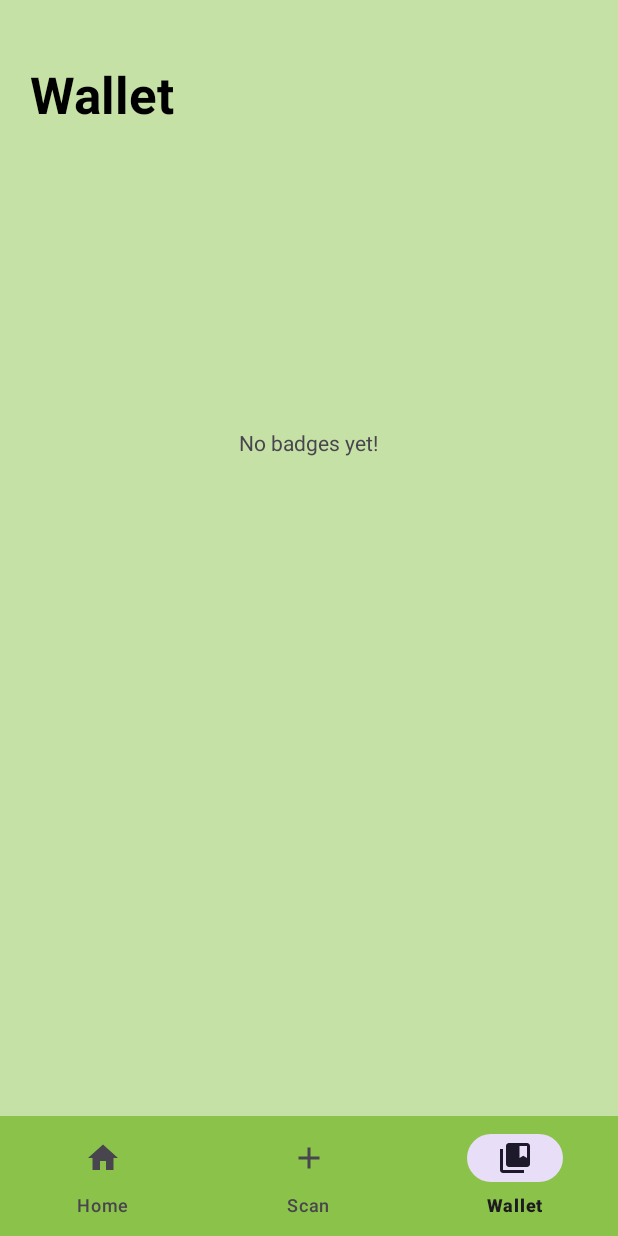
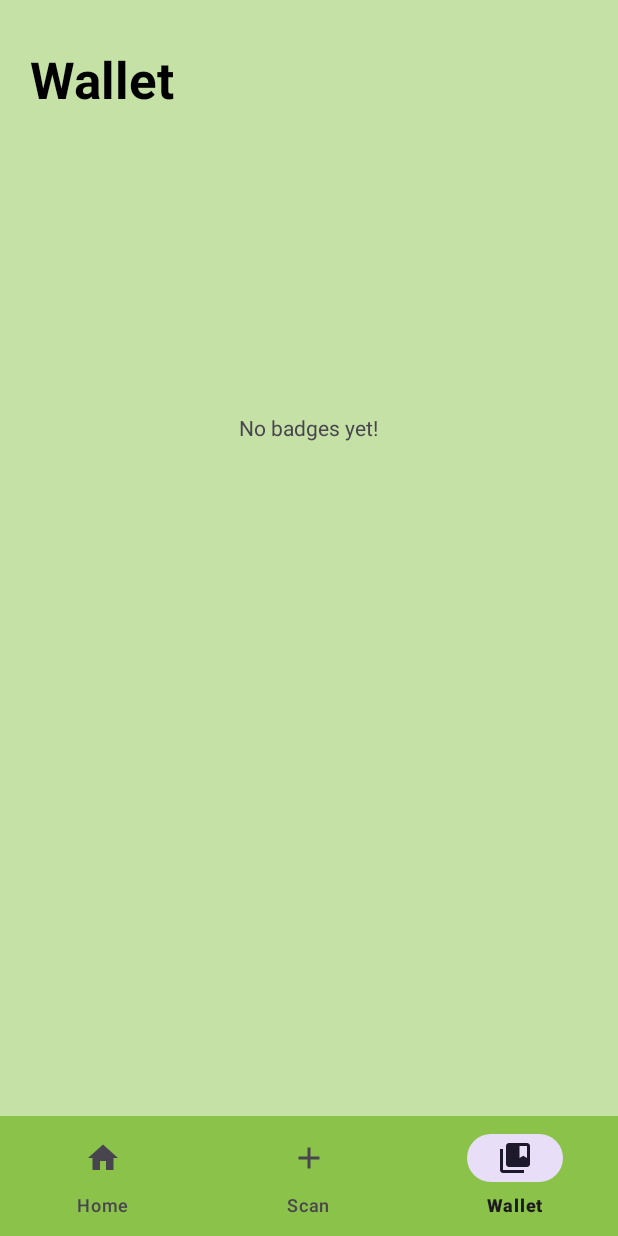
Before and after one commit to Harry55494/Hikers-Challenge, an Android app: the screen it shows after launch (MainActivity), item 3 of the bottom bar chosen, on a phone screen of 412 x 824 dp. Run offline under Robolectric (Android 15) with nearby library versions, the light colour scheme and no system bars; our stand-ins replace navigation-ui; libraries missing offline, so code that uses them is left out: androidx.camera.core, androidx.camera.lifecycle, com.google.mlkit.vision, org.chromium.net.

Commit message:
Small changes including share intent, image picking and others

```diff
--- a/app/src/main/AndroidManifest.xml
+++ b/app/src/main/AndroidManifest.xml
@@ -20,7 +20,9 @@
         android:usesCleartextTraffic="true">
         <activity
             android:name=".MainActivity"
-            android:exported="true">
+            android:exported="true"
+            android:screenOrientation="portrait"
+            android:configChanges="orientation|keyboardHidden">
             <intent-filter>
                 <action android:name="android.intent.action.MAIN" />
                 <category android:name="android.intent.category.LAUNCHER" />
--- a/app/src/main/java/com/example/hikerschallenge/CameraFragment.kt
+++ b/app/src/main/java/com/example/hikerschallenge/CameraFragment.kt
@@ -32,6 +32,7 @@ class CameraFragment() : Fragment() {
     private lateinit var barcodeScanner: BarcodeScanner
     private val tag = "CameraFragment"
     private val badgesViewModel by activityViewModels<BadgesViewModel>()
+    private var threadRunning = false
 
     override fun onCreateView(
         inflater: LayoutInflater,
@@ -116,15 +117,29 @@ class CameraFragment() : Fragment() {
                 }, ContextCompat.getMainExecutor(requireContext()))
                 Log.i(tag, "Camera paused")*/
                 if (barcodes.result.isEmpty()){
-                    //badgesViewModel.qrvalue = MutableLiveData("")
+                    // set timeout on another thread coroutine to set the value to "" after 1 second
+                    if (!threadRunning){
+                        threadRunning = true
+                        val timeoutThread = Thread {
+                            Thread.sleep(1000)
+                            if (barcodes.result.isEmpty()){
+                                badgesViewModel.qrvalue.postValue("")
+                            }
+                            threadRunning = false
+                        }
+                        timeoutThread.start()
+                    }
+
                 }
 
             }
     }
 
     override fun onDestroy() {
+        cameraExecutor.shutdown()
+        badgesViewModel.qrvalue.postValue("")
         super.onDestroy()
-        cameraExecutor.shutdown()
+
     }
 
 }
--- a/app/src/main/java/com/example/hikerschallenge/HomeFragment.kt
+++ b/app/src/main/java/com/example/hikerschallenge/HomeFragment.kt
@@ -2,17 +2,25 @@ package com.example.hikerschallenge
 
 import android.Manifest
 import android.content.pm.PackageManager
+import android.graphics.drawable.Drawable
 import android.location.Location
+import android.net.Uri
 import android.os.Bundle
 import android.util.Log
 import android.view.LayoutInflater
 import android.view.View
 import android.view.ViewGroup
+import androidx.activity.result.PickVisualMediaRequest
+import androidx.activity.result.contract.ActivityResultContracts
 import androidx.core.app.ActivityCompat
 import androidx.fragment.app.Fragment
 import androidx.fragment.app.activityViewModels
 import androidx.recyclerview.widget.LinearLayoutManager
 import androidx.recyclerview.widget.RecyclerView
+import com.google.android.gms.location.CurrentLocationRequest
+import com.google.android.gms.location.LocationCallback
+import com.google.android.gms.location.LocationRequest
+import com.google.android.gms.location.LocationResult
 import com.google.android.gms.location.LocationServices
 import org.chromium.net.CronetEngine
 import java.util.concurrent.Executors
@@ -28,9 +36,19 @@ private const val ARG_PARAM1 = "badge_model"
 class HomeFragment : Fragment() {
     private val tag = "HomeFragment"
     private val badgesViewModel by activityViewModels<BadgesViewModel>()
+    private val pickMedia = registerForActivityResult(ActivityResultContracts.PickVisualMedia()) { uri ->
+        if (uri != null) {
+            Log.i("PhotoPicker", "Selected URI: $uri")
+            badgesViewModel.homeImage = uri
+            updateImage()
+        } else {
+            Log.i("PhotoPicker", "No media selected")
+        }
+    }
 
     override fun onCreate(savedInstanceState: Bundle?) {
         super.onCreate(savedInstanceState)
+
         Log.i(tag, "onCreate() run")
     }
 
@@ -51,17 +69,26 @@ class HomeFragment : Fragment() {
             Log.i(tag, "Location permission not granted")
         } else {
             Log.i(tag, "Location permission granted, submitting request for location")
+
             val fusedLocationClient = LocationServices.getFusedLocationProviderClient(requireActivity())
-            fusedLocationClient.lastLocation
-                .addOnSuccessListener { location : Location? ->
-                    if (location != null) {
+
+            val mLocationRequest = LocationRequest.create()
+                .setPriority(LocationRequest.PRIORITY_HIGH_ACCURACY)
+                .setInterval(30 * 1000)
+                .setFastestInterval(5 * 1000);
+
+            fusedLocationClient.requestLocationUpdates(mLocationRequest, object : LocationCallback() {
+                override fun onLocationResult(locationResult: LocationResult) {
+                    val locationList = locationResult.locations
+                    if (locationList.isNotEmpty()) {
+                        val location = locationList.last()
                         Log.i(tag, "Location found")
                         Log.i(tag, "Location: ${location.latitude}, ${location.longitude}")
 
                         val myBuilder = CronetEngine.Builder(requireActivity())
                         val cronetEngine = myBuilder.build()
                         val executor = Executors.newSingleThreadExecutor()
-                        val requestCallback = URLRequestCallback(this.badgesViewModel)
+                        val requestCallback = URLRequestCallback(badgesViewModel)
 
                         val requestBuilder = cronetEngine.newUrlRequestBuilder(
                             "https://api.openweathermap.org/data/2.5/weather?lat=${location.latitude}&lon=${location.longitude}&appid=732af6bb744b0c60aa2041cd423fbe50&units=metric",
@@ -70,11 +97,9 @@ class HomeFragment : Fragment() {
                         )
                         val request = requestBuilder.build()
                         request.start()
-
-                    } else {
-                        Log.i(tag, "Location not found")
                     }
                 }
+            }, null)
 
         }
 
@@ -104,13 +129,27 @@ class HomeFragment : Fragment() {
 
         val photoCard = view.findViewById<androidx.cardview.widget.CardView>(R.id.cardview)
         photoCard.setOnLongClickListener { view ->
-            val alertDialog = AlertDialog(this.requireContext())
-            alertDialog.showAlert("Photo", "This is a photo of a mountain!")
+
+            pickMedia.launch(PickVisualMediaRequest(ActivityResultContracts.PickVisualMedia.ImageOnly))
+
             true }
-
 
         Log.i(tag, "onCreateView() run")
         return view
+    }
+
+    private fun updateImage(){
+        val imageView = view?.findViewById<androidx.appcompat.widget.AppCompatImageView>(R.id.imageView)
+        var URI = badgesViewModel.homeImage ?: return
+        URI = Uri.parse(URI.toString())
+        try {
+            val inputStream = requireActivity().contentResolver.openInputStream(URI)
+            val drawable = Drawable.createFromStream(inputStream, URI.toString())
+            imageView?.setImageDrawable(drawable)
+            Log.i("PhotoPicker", "Image updated")
+        } catch (e: Exception){
+            Log.e("PhotoPicker", "Error: $e")
+        }
     }
 
     companion object {
--- a/app/src/main/java/com/example/hikerschallenge/MainActivity.kt
+++ b/app/src/main/java/com/example/hikerschallenge/MainActivity.kt
@@ -22,19 +22,6 @@ class MainActivity : AppCompatActivity() {
         val viewModelFactory = BadgesViewModelFactory(badgesModel, this)
         val badgesViewModel = ViewModelProvider(this, viewModelFactory).get(BadgesViewModel::class.java)
 
-        val requestPermissionLauncher = registerForActivityResult(ActivityResultContracts.RequestPermission()) {
-            isGranted: Boolean ->
-            if (isGranted) {
-                badgesViewModel.locationPermissionGranted = true
-                Log.i(tag, "Location permission granted")
-            } else {
-                Log.i(tag, "Location permission denied")
-            }
-        }
-
-        requestPermissionLauncher.launch(android.Manifest.permission.ACCESS_COARSE_LOCATION)
-        requestPermissionLauncher.launch(android.Manifest.permission.ACCESS_FINE_LOCATION)
-
         val activityResultLauncher = registerForActivityResult(
             ActivityResultContracts.RequestMultiplePermissions()) { permissions ->
             permissions.entries.forEach {
@@ -42,7 +29,7 @@ class MainActivity : AppCompatActivity() {
             }
         }
 
-        activityResultLauncher.launch(arrayOf(android.Manifest.permission.ACCESS_COARSE_LOCATION,
+        activityResultLauncher.launch(arrayOf(
             android.Manifest.permission.ACCESS_FINE_LOCATION,
             android.Manifest.permission.CAMERA))
 
--- a/app/src/main/java/com/example/hikerschallenge/ViewModel.kt
+++ b/app/src/main/java/com/example/hikerschallenge/ViewModel.kt
@@ -1,6 +1,7 @@
 package com.example.hikerschallenge
 import android.annotation.SuppressLint
 import android.content.Context
+import android.net.Uri
 import androidx.lifecycle.LiveData
 import androidx.lifecycle.MutableLiveData
 import androidx.lifecycle.ViewModel
@@ -14,6 +15,7 @@ class BadgesViewModel(@SuppressLint("StaticFieldLeak") private val context: Cont
     var weatherData: Array<String> = arrayOf("", "")
     var weatherDataLive: MutableLiveData<Array<String>> = MutableLiveData(weatherData)
     var qrvalue: MutableLiveData<String> = MutableLiveData("")
+    var homeImage: Uri? = null
 
 }
 
--- /dev/null
+++ b/app/src/main/res/drawable/baseline_share_24.xml
@@ -0,0 +1,5 @@
+<vector android:height="24dp" android:tint="#000000"
+    android:viewportHeight="24" android:viewportWidth="24"
+    android:width="24dp" xmlns:android="http://schemas.android.com/apk/res/android">
+    <path android:fillColor="@android:color/white" android:pathData="M18,16.08c-0.76,0 -1.44,0.3 -1.96,0.77L8.91,12.7c0.05,-0.23 0.09,-0.46 0.09,-0.7s-0.04,-0.47 -0.09,-0.7l7.05,-4.11c0.54,0.5 1.25,0.81 2.04,0.81 1.66,0 3,-1.34 3,-3s-1.34,-3 -3,-3 -3,1.34 -3,3c0,0.24 0.04,0.47 0.09,0.7L8.04,9.81C7.5,9.31 6.79,9 6,9c-1.66,0 -3,1.34 -3,3s1.34,3 3,3c0.79,0 1.5,-0.31 2.04,-0.81l7.12,4.16c-0.05,0.21 -0.08,0.43 -0.08,0.65 0,1.61 1.31,2.92 2.92,2.92 1.61,0 2.92,-1.31 2.92,-2.92s-1.31,-2.92 -2.92,-2.92z"/>
+</vector>
--- a/app/src/main/res/layout/fragment_wallet.xml
+++ b/app/src/main/res/layout/fragment_wallet.xml
@@ -9,7 +9,7 @@
     <TextView
         android:layout_width="match_parent"
         android:layout_height="wrap_content"
-        android:paddingTop="20dp"
+        android:paddingTop="10dp"
         android:text="@string/wallet_fragment_title"
         android:textStyle="bold"
         android:textSize="34sp"
--- a/app/src/main/res/menu/badge_row_menu.xml
+++ b/app/src/main/res/menu/badge_row_menu.xml
@@ -1,9 +1,15 @@
 <?xml version="1.0" encoding="utf-8"?>
 <menu xmlns:android="http://schemas.android.com/apk/res/android"
     xmlns:app="http://schemas.android.com/apk/res-auto">
+
+    <item android:id="@+id/share_badge"
+        android:icon="@drawable/baseline_share_24"
+        android:title="@string/badge_menu_share"
+        app:showAsAction="ifRoom"/>
+
     <item android:id="@+id/delete_badge"
         android:icon="@drawable/baseline_delete_24"
-        android:title="Delete"
+        android:title="@string/badge_menu_delete"
         app:showAsAction="ifRoom"/>
 
 </menu>
--- a/app/src/main/res/values/strings.xml
+++ b/app/src/main/res/values/strings.xml
@@ -14,4 +14,6 @@
     <string name="template_text">template_text</string>
     <string name="recents_title">Recently Collected</string>
     <string name="want_to_collect_title">Want to Collect</string>
+    <string name="badge_menu_share">Share</string>
+    <string name="badge_menu_delete">Delete</string>
 </resources>
```
Also changed, not shown: app/src/main/assets/data.json (+6 -3 lines), app/src/main/java/com/example/hikerschallenge/AlertDialog.kt (+16 -0 lines), app/src/main/java/com/example/hikerschallenge/Badge.kt (+19 -2 lines), app/src/main/java/com/example/hikerschallenge/ScanFragment.kt (+8 -7 lines), app/src/main/java/com/example/hikerschallenge/WalletFragment.kt (+15 -1 lines), app/src/main/res/layout/fragment_home.xml (+20 -7 lines), app/src/main/res/layout/fragment_scan.xml (+26 -14 lines).
